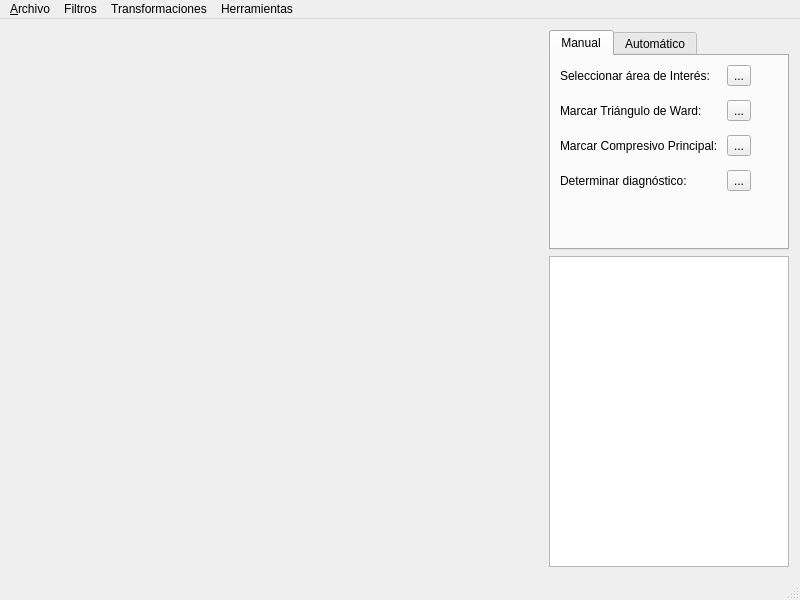
Old version of the form Src/mainwindow.ui in the repository ilanbluestone/analizador-osteoporosis.
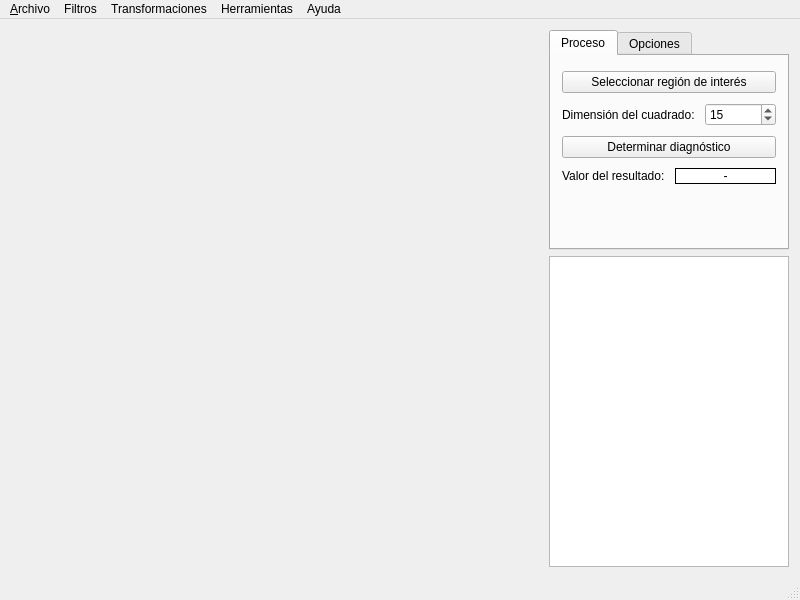
New version of the form.

Commit message: Se arregló un par de errores y se agregó la devolución del indice de textura de la región del triángulo de Ward.

Diff of the .ui file:
```diff
--- a/Src/mainwindow.ui
+++ b/Src/mainwindow.ui
@@ -83,98 +83,214 @@
          </property>
          <widget class="QWidget" name="tabWidgetPage1">
           <attribute name="title">
-           <string>Manual</string>
+           <string>Proceso</string>
           </attribute>
-          <layout class="QFormLayout" name="formLayout">
+          <layout class="QFormLayout" name="formLayout_4">
            <property name="fieldGrowthPolicy">
             <enum>QFormLayout::AllNonFixedFieldsGrow</enum>
            </property>
-           <property name="horizontalSpacing">
-            <number>9</number>
-           </property>
            <property name="verticalSpacing">
-            <number>14</number>
+            <number>10</number>
            </property>
-           <property name="margin">
-            <number>9</number>
+           <property name="topMargin">
+            <number>15</number>
            </property>
-           <item row="1" column="0">
-            <widget class="QLabel" name="label_3">
-             <property name="text">
-              <string>Seleccionar área de Interés:</string>
-             </property>
-            </widget>
-           </item>
-           <item row="1" column="1">
-            <widget class="QToolButton" name="tbSelectZone">
-             <property name="text">
-              <string>...</string>
-             </property>
-            </widget>
-           </item>
-           <item row="2" column="0">
-            <widget class="QLabel" name="label">
-             <property name="text">
-              <string>Marcar Triángulo de Ward:</string>
-             </property>
-            </widget>
-           </item>
-           <item row="2" column="1">
-            <widget class="QToolButton" name="tbSelectTWard">
-             <property name="text">
-              <string>...</string>
-             </property>
-            </widget>
-           </item>
-           <item row="3" column="0">
-            <widget class="QLabel" name="label_4">
-             <property name="text">
-              <string>Marcar Compresivo Principal:</string>
-             </property>
-            </widget>
-           </item>
-           <item row="3" column="1">
-            <widget class="QToolButton" name="tbSelectCP">
-             <property name="text">
-              <string>...</string>
-             </property>
-            </widget>
-           </item>
-           <item row="4" column="0">
-            <widget class="QLabel" name="label_5">
-             <property name="text">
-              <string>Determinar diagnóstico:</string>
-             </property>
-            </widget>
-           </item>
-           <item row="4" column="1">
-            <widget class="QToolButton" name="tbDiagnosticate">
-             <property name="text">
-              <string>...</string>
-             </property>
-            </widget>
-           </item>
-          </layout>
-         </widget>
-         <widget class="QWidget" name="tabWidgetPage2">
-          <attribute name="title">
-           <string>Automático</string>
-          </attribute>
-          <layout class="QFormLayout" name="formLayout_2">
-           <property name="fieldGrowthPolicy">
-            <enum>QFormLayout::AllNonFixedFieldsGrow</enum>
+           <property name="bottomMargin">
+            <number>10</number>
            </property>
            <item row="0" column="0" colspan="2">
-            <widget class="QPushButton" name="pushButton">
+            <widget class="QPushButton" name="btSelRegion">
              <property name="text">
-              <string>PushButton</string>
+              <string>Seleccionar región de interés</string>
              </property>
             </widget>
            </item>
            <item row="1" column="0" colspan="2">
-            <widget class="QPushButton" name="pushButton_2">
+            <widget class="QFrame" name="frame_2">
+             <property name="frameShape">
+              <enum>QFrame::NoFrame</enum>
+             </property>
+             <property name="frameShadow">
+              <enum>QFrame::Raised</enum>
+             </property>
+             <layout class="QFormLayout" name="formLayout">
+              <property name="horizontalSpacing">
+               <number>10</number>
+              </property>
+              <property name="verticalSpacing">
+               <number>1</number>
+              </property>
+              <property name="margin">
+               <number>0</number>
+              </property>
+              <item row="0" column="1">
+               <widget class="QSpinBox" name="sbDimension">
+                <property name="minimum">
+                 <number>3</number>
+                </property>
+                <property name="maximum">
+                 <number>50</number>
+                </property>
+                <property name="value">
+                 <number>15</number>
+                </property>
+               </widget>
+              </item>
+              <item row="0" column="0">
+               <widget class="QLabel" name="label">
+                <property name="text">
+                 <string>Dimensión del cuadrado:</string>
+                </property>
+               </widget>
+              </item>
+             </layout>
+            </widget>
+           </item>
+           <item row="2" column="0" colspan="2">
+            <widget class="QPushButton" name="btResult">
              <property name="text">
-              <string>PushButton</string>
+              <string>Determinar diagnóstico</string>
+             </property>
+            </widget>
+           </item>
+           <item row="3" column="0" colspan="2">
+            <widget class="QFrame" name="frame_3">
+             <property name="frameShape">
+              <enum>QFrame::NoFrame</enum>
+             </property>
+             <property name="frameShadow">
+              <enum>QFrame::Raised</enum>
+             </property>
+             <layout class="QFormLayout" name="formLayout_3">
+              <property name="horizontalSpacing">
+               <number>10</number>
+              </property>
+              <property name="verticalSpacing">
+               <number>1</number>
+              </property>
+              <property name="margin">
+               <number>0</number>
+              </property>
+              <item row="0" column="0">
+               <widget class="QLabel" name="label_2">
+                <property name="text">
+                 <string>Valor del resultado:</string>
+                </property>
+               </widget>
+              </item>
+              <item row="0" column="1">
+               <widget class="QLabel" name="lbValue">
+                <property name="minimumSize">
+                 <size>
+                  <width>15</width>
+                  <height>0</height>
+                 </size>
+                </property>
+                <property name="styleSheet">
+                 <string>background-color: rgb(255, 255, 255);
+border-color: rgb(0, 0, 0);</string>
+                </property>
+                <property name="frameShape">
+                 <enum>QFrame::Box</enum>
+                </property>
+                <property name="frameShadow">
+                 <enum>QFrame::Plain</enum>
+                </property>
+                <property name="text">
+                 <string>-</string>
+                </property>
+                <property name="textFormat">
+                 <enum>Qt::PlainText</enum>
+                </property>
+                <property name="alignment">
+                 <set>Qt::AlignCenter</set>
+                </property>
+                <property name="margin">
+                 <number>1</number>
+                </property>
+                <property name="indent">
+                 <number>-1</number>
+                </property>
+               </widget>
+              </item>
+             </layout>
+            </widget>
+           </item>
+          </layout>
+         </widget>
+         <widget class="QWidget" name="tab">
+          <attribute name="title">
+           <string>Opciones</string>
+          </attribute>
+          <layout class="QFormLayout" name="formLayout_2">
+           <item row="0" column="0">
+            <widget class="QLabel" name="label_3">
+             <property name="text">
+              <string>  Margen de búsqueda:</string>
+             </property>
+            </widget>
+           </item>
+           <item row="0" column="1">
+            <widget class="QSpinBox" name="spinBox">
+             <property name="maximumSize">
+              <size>
+               <width>16777215</width>
+               <height>24</height>
+              </size>
+             </property>
+             <property name="maximum">
+              <number>50</number>
+             </property>
+            </widget>
+           </item>
+           <item row="2" column="0" colspan="2">
+            <widget class="QCheckBox" name="checkBox">
+             <property name="text">
+              <string>Mostrar área del cuello</string>
+             </property>
+            </widget>
+           </item>
+           <item row="3" column="0" colspan="2">
+            <widget class="QCheckBox" name="checkBox_2">
+             <property name="text">
+              <string>Mostrar eje de simetría</string>
+             </property>
+            </widget>
+           </item>
+           <item row="4" column="0" colspan="2">
+            <widget class="QCheckBox" name="checkBox_3">
+             <property name="text">
+              <string>Mostrar triángulo de Ward</string>
+             </property>
+            </widget>
+           </item>
+           <item row="5" column="0" colspan="2">
+            <widget class="QCheckBox" name="checkBox_4">
+             <property name="text">
+              <string>Mostrar región de análisis</string>
+             </property>
+             <property name="checked">
+              <bool>true</bool>
+             </property>
+            </widget>
+           </item>
+           <item row="1" column="0">
+            <widget class="QLabel" name="label_4">
+             <property name="text">
+              <string>  Margen de limpieza:</string>
+             </property>
+            </widget>
+           </item>
+           <item row="1" column="1">
+            <widget class="QSpinBox" name="spinBox_2">
+             <property name="maximumSize">
+              <size>
+               <width>16777215</width>
+               <height>24</height>
+              </size>
+             </property>
+             <property name="maximum">
+              <number>20</number>
              </property>
             </widget>
            </item>
@@ -328,10 +444,17 @@
     <addaction name="separator"/>
     <addaction name="actionBuscar_Ward"/>
    </widget>
+   <widget class="QMenu" name="menuAtuda">
+    <property name="title">
+     <string>Ayuda</string>
+    </property>
+    <addaction name="actionAcerca_de"/>
+   </widget>
    <addaction name="menu_Archivo"/>
    <addaction name="menuFiltros"/>
    <addaction name="menuTransformaciones"/>
    <addaction name="menuHerramientas"/>
+   <addaction name="menuAtuda"/>
   </widget>
   <widget class="QStatusBar" name="statusBar"/>
   <action name="actionAbrir_imagen">
```
Left out of the diff: 37 changed lines with no effect on the pictures. The commit also changes 7 other files.
